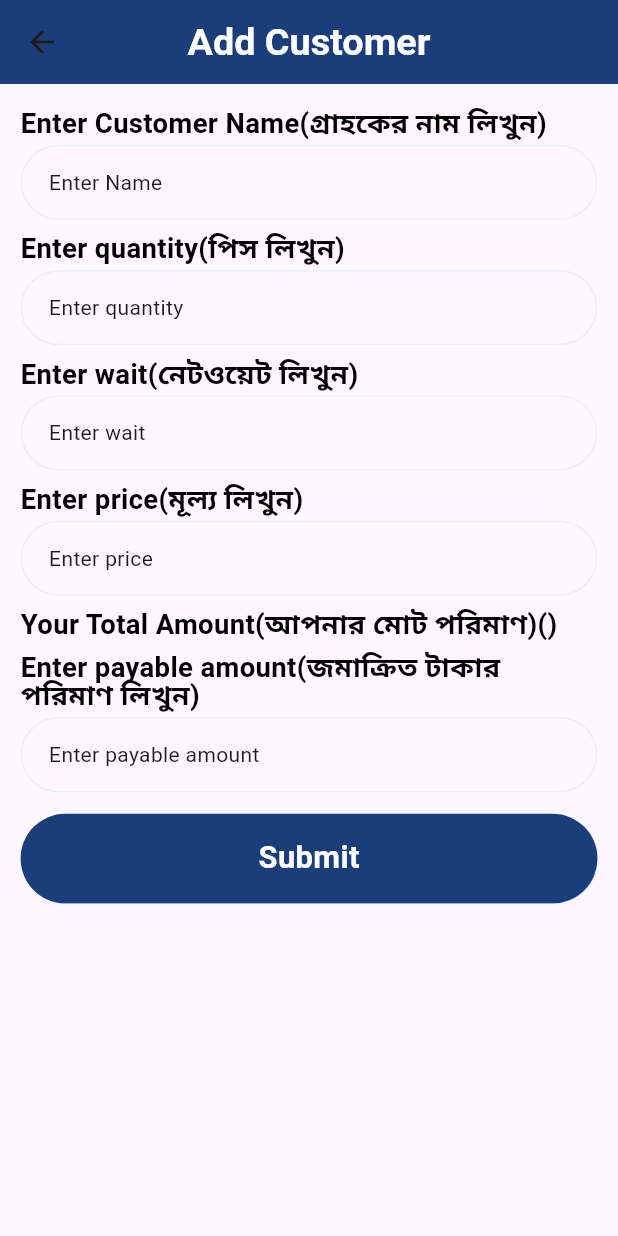
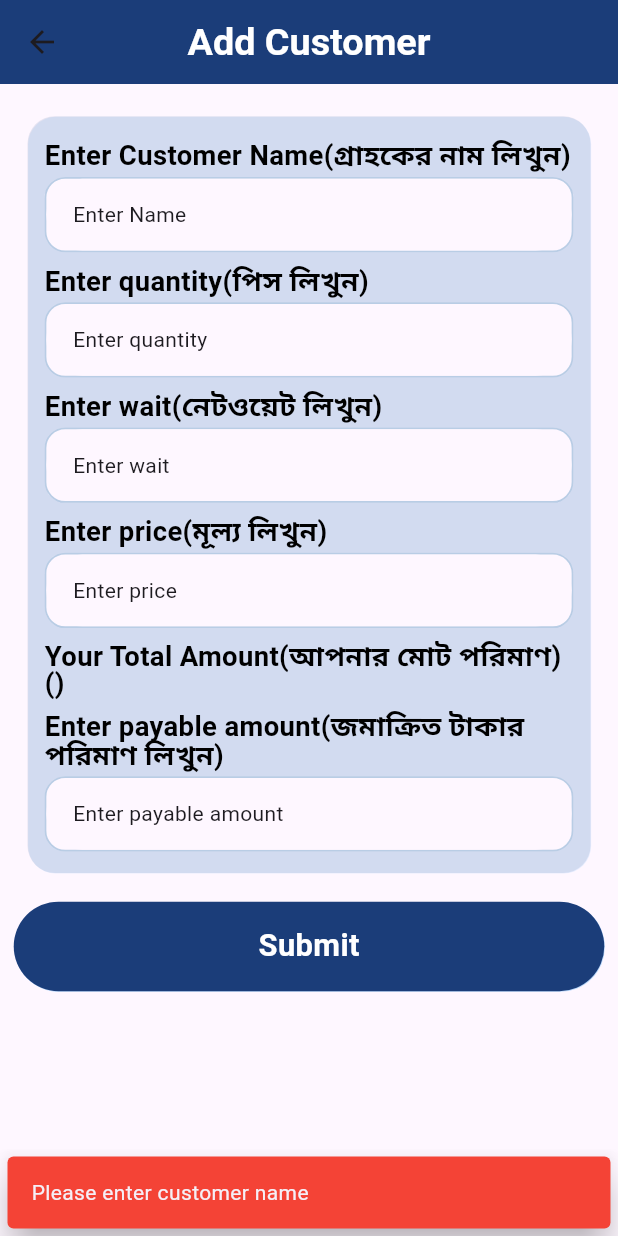
Before and after one commit to Faijul-Islam/tale-books, a Flutter app: the UserEntryPage screen opened directly, after a tap on "Submit", on a phone screen of 412 x 824 dp. Run offline on Flutter 3.47's test engine with Material 3 defaults, Android fonts, the phone set to English and light mode, and no system bars; our stand-ins replace cloud_firestore, firebase_core, flutter_screenutil, get, permission_handler, random_string; missing offline and left inert: agora_rtc_engine; accounts and stored records are empty; Roboto replaces fonts that are missing (Thasadith).

Commit message:
some changes

```diff
--- a/lib/common_widget/commn_textfield.dart
+++ b/lib/common_widget/commn_textfield.dart
@@ -37,8 +37,8 @@ class CommonTextField extends StatelessWidget {
       //margin: EdgeInsets.only(left: 4.w,right: 4.w,),
       decoration: BoxDecoration(
         color: Theme.of(context).scaffoldBackgroundColor,
-         border: Border.all(color:const Color(0xFF4494CE).withOpacity(0.1), width: 1.w),
-        borderRadius: BorderRadius.circular(28.r),
+         border: Border.all(color:const Color(0xFF1A6BA8).withOpacity(0.3), width: 1.w),
+        borderRadius: BorderRadius.circular(12.r),
       ),
       child: SizedBox(
         height: 44.h,
--- a/lib/payges/genarale_user_add_page.dart
+++ b/lib/payges/genarale_user_add_page.dart
@@ -4,6 +4,7 @@ import 'package:flutter_screenutil/flutter_screenutil.dart';
 import 'package:intl/intl.dart';
 import 'package:provider/provider.dart';
 import 'package:random_string/random_string.dart';
+import 'package:tale_book/common_widget/common_card.dart';
 
 import '../common_widget/commn_textfield.dart';
 import '../common_widget/common_button.dart';
@@ -36,12 +37,18 @@ class _UserEntryPageState extends State<UserEntryPage> {
         style:CustomTextStyles.boldText(22.sp,color: Colors.white) ,
         ),
       ),
-      body: Padding(
-        padding:  EdgeInsets.only(left: 12.w,right: 12.w,),
-        child: ListView(
+      body:ListView(
         children: [
           SizedBox(
             height:14.h,
+          ),
+          CommonCard(
+              widget:Column(
+                mainAxisAlignment: MainAxisAlignment.start,
+                crossAxisAlignment: CrossAxisAlignment.start,
+                children: [
+                  SizedBox(
+                    height:2.h,
                   ),
                   Text(
                     "Enter Customer Name(গ্রাহকের নাম লিখুন)",
@@ -148,15 +155,25 @@ class _UserEntryPageState extends State<UserEntryPage> {
                       textAlign: TextAlign.start,
                       redOnly: false
                   ),
+                ],
+              )
+          ),
           SizedBox(
             height: 12.h,
           ),
           CommonButton(
               buttonText: "Submit",
               onTap: ()async{
+                if(nameCon.text.isNotEmpty){
+                  if(quantityCon.text.isNotEmpty){
+                    if(waitCon.text.isNotEmpty){
+                      if(priceCon.text.isNotEmpty){
                         double price=double.tryParse(priceCon.text)!;
                         double netWait=double.tryParse(waitCon.text)!;
-                  double payAmount=double.tryParse(paymentAmountCon.text)!;
+                        double payAmount=0.0;
+                        if(paymentAmountCon.text.isNotEmpty){
+                          payAmount=double.tryParse(paymentAmountCon.text)!;
+                        }
                         double totalAmount=(price * netWait );
                         double duAmount=(totalAmount-payAmount);
                         String date= DateFormat('dd MMMM, yyyy').format(DateTime.now());
@@ -174,7 +191,14 @@ class _UserEntryPageState extends State<UserEntryPage> {
                           "date":date,
                         };
                         await Server.addUser(userInf, id).then((value){
-                    print("object");
+                          const snackdemo = SnackBar(
+                            content: Text('User added successfully'),
+                            backgroundColor: Colors.red,
+                            elevation: 10,
+                            behavior: SnackBarBehavior.floating,
+                            margin: EdgeInsets.all(5),
+                          );
+                          ScaffoldMessenger.of(context).showSnackBar(snackdemo);
                         });
                         Server.setUser(
                             idCon.text,
@@ -188,11 +212,52 @@ class _UserEntryPageState extends State<UserEntryPage> {
                             date
                         );
                         Navigator.pop(context);
+                      }else{
+                        const snackdemo = SnackBar(
+                          content: Text('Please enter rate'),
+                          backgroundColor: Colors.red,
+                          elevation: 10,
+                          behavior: SnackBarBehavior.floating,
+                          margin: EdgeInsets.all(5),
+                        );
+                        ScaffoldMessenger.of(context).showSnackBar(snackdemo);
+                      }
+                    }else{
+                      const snackdemo = SnackBar(
+                        content: Text('Please enter net wait'),
+                        backgroundColor: Colors.red,
+                        elevation: 10,
+                        behavior: SnackBarBehavior.floating,
+                        margin: EdgeInsets.all(5),
+                      );
+                      ScaffoldMessenger.of(context).showSnackBar(snackdemo);
+                    }
+                  }else{
+                    const snackdemo = SnackBar(
+                      content: Text('Please enter quantity'),
+                      backgroundColor: Colors.red,
+                      elevation: 10,
+                      behavior: SnackBarBehavior.floating,
+                      margin: EdgeInsets.all(5),
+                    );
+                    ScaffoldMessenger.of(context).showSnackBar(snackdemo);
+                  }
+                }
+                else{
+                  const snackdemo = SnackBar(
+                    content: Text('Please enter customer name'),
+                    backgroundColor: Colors.red,
+                    elevation: 10,
+                    behavior: SnackBarBehavior.floating,
+                    margin: EdgeInsets.all(5),
+                  );
+                  ScaffoldMessenger.of(context).showSnackBar(snackdemo);
+                }
               }
           )
         ],
       ),
-      ),
+
     );
   }
 }
--- a/lib/payges/home_page.dart
+++ b/lib/payges/home_page.dart
@@ -1,4 +1,3 @@
-import 'dart:async';
 
 import 'package:flutter/material.dart';
 import 'package:flutter_screenutil/flutter_screenutil.dart';
@@ -19,64 +18,15 @@ class HomePage extends StatefulWidget {
 }
 
 class _HomePageState extends State<HomePage> {
-  checkConnection()async{
-    // final List<ConnectivityResult> connectivityResult = await (Connectivity().checkConnectivity());
-    // if (connectivityResult.contains(ConnectivityResult.mobile)) {}
-    // else if (connectivityResult.contains(ConnectivityResult.wifi)) {}
-    // else if (connectivityResult.contains(ConnectivityResult.ethernet)) {}
-    // else if (connectivityResult.contains(ConnectivityResult.vpn)) {}
-    // else if (connectivityResult.contains(ConnectivityResult.bluetooth)) {}
-    // else if (connectivityResult.contains(ConnectivityResult.other)) {}
-    // else if (connectivityResult.contains(ConnectivityResult.none)) {}
-  }
-
-
-
-
-  Duration _timeRemaining = const Duration(seconds: 0);
-  Timer? _timer;
 
   @override
   void initState() {
     super.initState();
-    _getTimeRemaining();
-    _startTimer();
   }
 
-  @override
-  void dispose() {
-    _timer?.cancel();
-    super.dispose();
-  }
-
-  void _getTimeRemaining() {
-    final now = DateTime.now();
-    final eightAm = DateTime(now.year, now.month, now.day, 11, 30);
-    final sevenAm = DateTime(now.year, now.month, now.day, 10, 20);
-
-    if (now.isBefore(eightAm)) {
-      _timeRemaining = eightAm.difference(now);
-    } else if (now.isAfter(sevenAm) && now.isBefore(eightAm)) {
-      // Handle scenario where current time is between 7:00 AM and 8:00 AM
-      _timeRemaining = Duration(seconds: 0); // Already within work hours
-    } else {
-      // Reset for the next day if it's past 8:00 AM
-      _timeRemaining = Duration(hours: 24 - now.hour, minutes: 60 - now.minute);
-    }
-  }
-
-  void _startTimer() {
-    _timer = Timer.periodic(
-        Duration(seconds: 1),
-        (_) => setState(() {
-              _getTimeRemaining();
-            }));
-  }
 
   @override
   Widget build(BuildContext context) {
-    final String formattedTime =
-        '${_timeRemaining.inHours.toString().padLeft(2, '0')}:${(_timeRemaining.inMinutes % 60).toString().padLeft(2, '0')}:${(_timeRemaining.inSeconds % 60).toString().padLeft(2, '0')}';
     return Scaffold(
       appBar: AppBar(
         centerTitle: true,
@@ -133,9 +83,8 @@ class _HomePageState extends State<HomePage> {
           ),
           Row(
             children: [
-              commonMenu(()async {
-                checkConnection();
-              }, "Cat App"),
+              commonMenu(() {}, "Cat App"),
+
               commonMenu(() {
                 Navigator.push(
                     context, MaterialPageRoute(builder: (_) => const ScrollTest()));
@@ -154,7 +103,7 @@ class _HomePageState extends State<HomePage> {
       child: Container(
         margin: EdgeInsets.all(8.sp),
         padding: EdgeInsets.all(12.sp),
-        // height: 92.h,
+        height: 80.h,
         width: 164.w,
         decoration: BoxDecoration(
           boxShadow: [
@@ -171,18 +120,15 @@ class _HomePageState extends State<HomePage> {
           color: const Color(0xFF1B3D79).withOpacity(.1),
           borderRadius: BorderRadius.circular(12.r),
         ),
-        child: Column(
-          mainAxisAlignment: MainAxisAlignment.center,
-          crossAxisAlignment: CrossAxisAlignment.center,
-          children: [
-            Text(
+        child: Center(
+          child: Text(
+            textAlign:TextAlign.center ,
             mName,
             style: Theme.of(context)
                 .textTheme
                 .titleLarge!
                 .copyWith(fontSize: 16.sp),
           ),
-          ],
         ),
       ),
     );
```
Also changed, not shown: lib/common_widget/common_funcktion.dart (added). Lines whose indentation alone changed are shown as unchanged.
